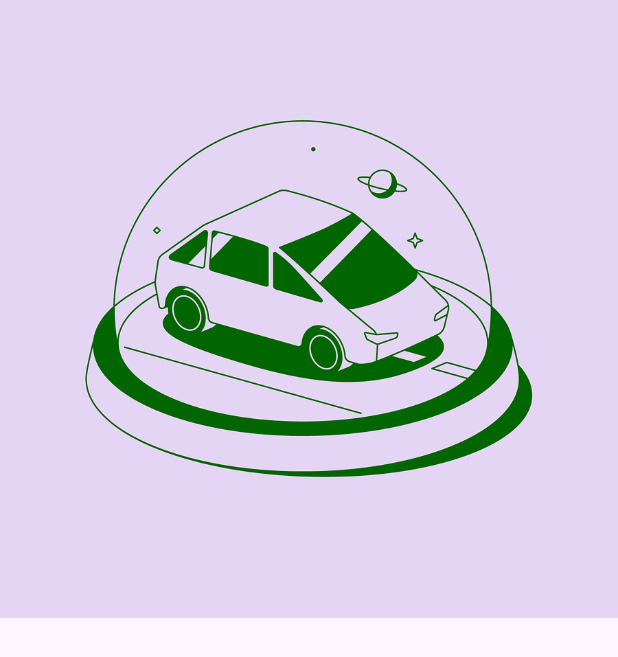
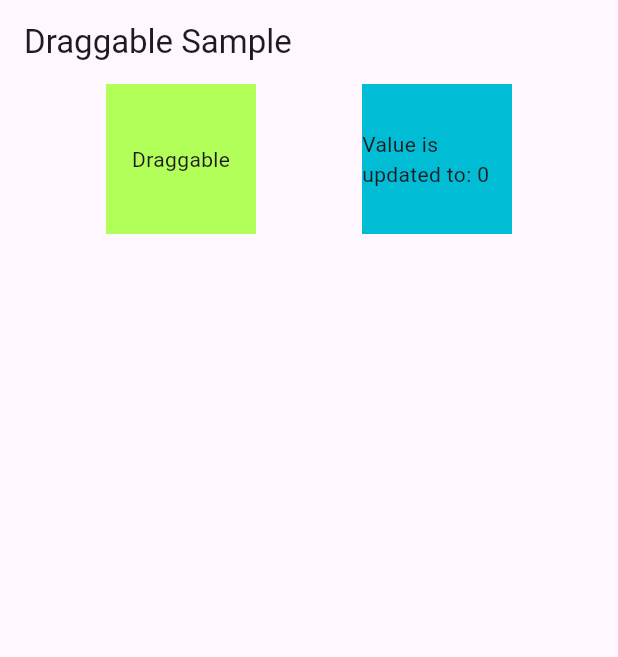
Before and after one commit to ChanhXaoSa/BeanMindDemo, a Flutter app: the screen it shows after launch, on a phone screen of 412 x 824 dp. Shown: the top 657 px of the screen. Run offline on Flutter 3.47's test engine with Material 3 defaults, Android fonts, the phone set to English and light mode, and no system bars.

Commit message:
update drag and drop example

```diff
--- /dev/null
+++ b/beanmind_demo/lib/drag_and_drop_page.dart
@@ -0,0 +1,85 @@
+import 'package:flutter/material.dart';
+
+class DragAndDropPage extends StatefulWidget {
+  @override
+  _DragAndDropPageState createState() => _DragAndDropPageState();
+}
+
+class _DragAndDropPageState extends State<DragAndDropPage> {
+  @override
+  Widget build(BuildContext context) {
+    return MaterialApp(
+      home: Scaffold(
+        appBar: AppBar(title: const Text('Draggable Sample')),
+        body: const DraggableExample(),
+      ),
+    );
+  }
+}
+
+class DraggableExample extends StatefulWidget {
+  const DraggableExample({super.key});
+
+  @override
+  State<DraggableExample> createState() => _DraggableExampleState();
+}
+
+class _DraggableExampleState extends State<DraggableExample> {
+  int acceptedData = 0;
+
+  @override
+  Widget build(BuildContext context) {
+    return Row(
+      mainAxisAlignment: MainAxisAlignment.spaceEvenly,
+      children: <Widget>[
+        Draggable<int>(
+          // Data is the value this Draggable stores.
+          data: 10,
+          feedback: Container(
+            color: Colors.deepOrange,
+            height: 100,
+            width: 100,
+            child: const Icon(Icons.directions_run),
+          ),
+          childWhenDragging: Container(
+            height: 100.0,
+            width: 100.0,
+            color: Colors.pinkAccent,
+            child: const Center(
+              child: Text('Child When Dragging'),
+            ),
+          ),
+          child: Container(
+            height: 100.0,
+            width: 100.0,
+            color: Colors.lightGreenAccent,
+            child: const Center(
+              child: Text('Draggable'),
+            ),
+          ),
+        ),
+        DragTarget<int>(
+          builder: (
+              BuildContext context,
+              List<dynamic> accepted,
+              List<dynamic> rejected,
+              ) {
+            return Container(
+              height: 100.0,
+              width: 100.0,
+              color: Colors.cyan,
+              child: Center(
+                child: Text('Value is updated to: $acceptedData'),
+              ),
+            );
+          },
+          onAcceptWithDetails: (DragTargetDetails<int> details) {
+            setState(() {
+              acceptedData += details.data;
+            });
+          },
+        ),
+      ],
+    );
+  }
+}
--- a/beanmind_demo/lib/main.dart
+++ b/beanmind_demo/lib/main.dart
@@ -1,3 +1,4 @@
+import 'package:beanmind_demo/drag_and_drop_page.dart';
 import 'package:beanmind_demo/home_page.dart';
 import 'package:flutter/material.dart';
 
@@ -14,7 +15,7 @@
         visualDensity: VisualDensity.adaptivePlatformDensity
       ),
       debugShowCheckedModeBanner: false,
-      home: HomePage(),
+      home: DragAndDropPage(),
     );
   }
 }
```
